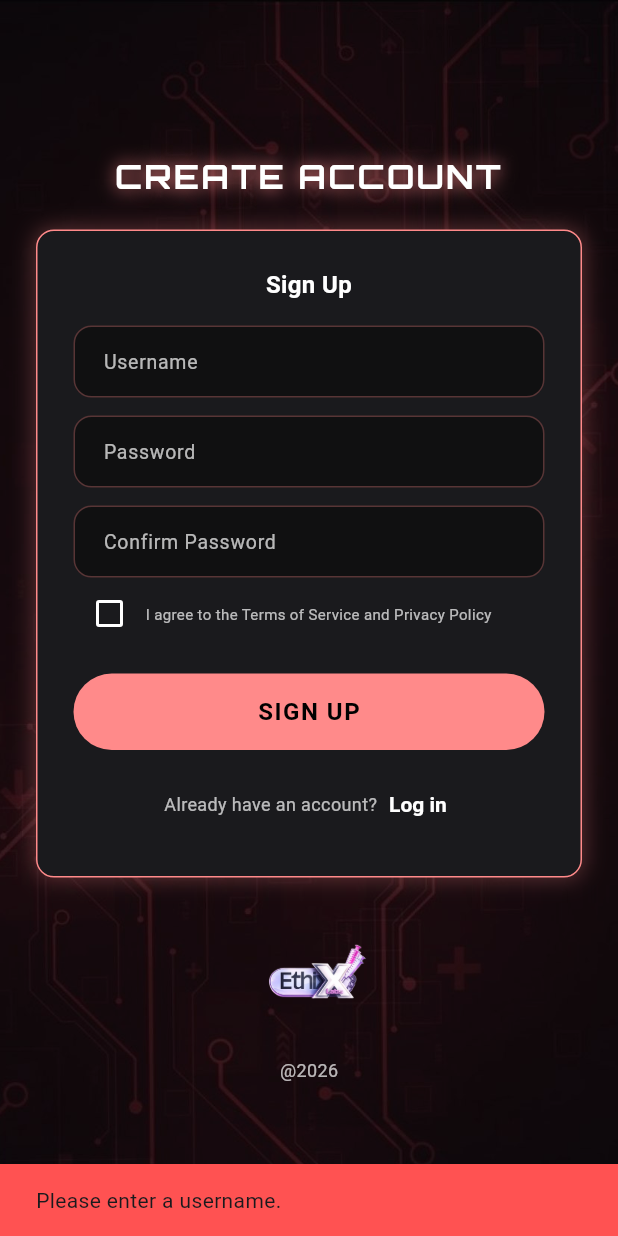
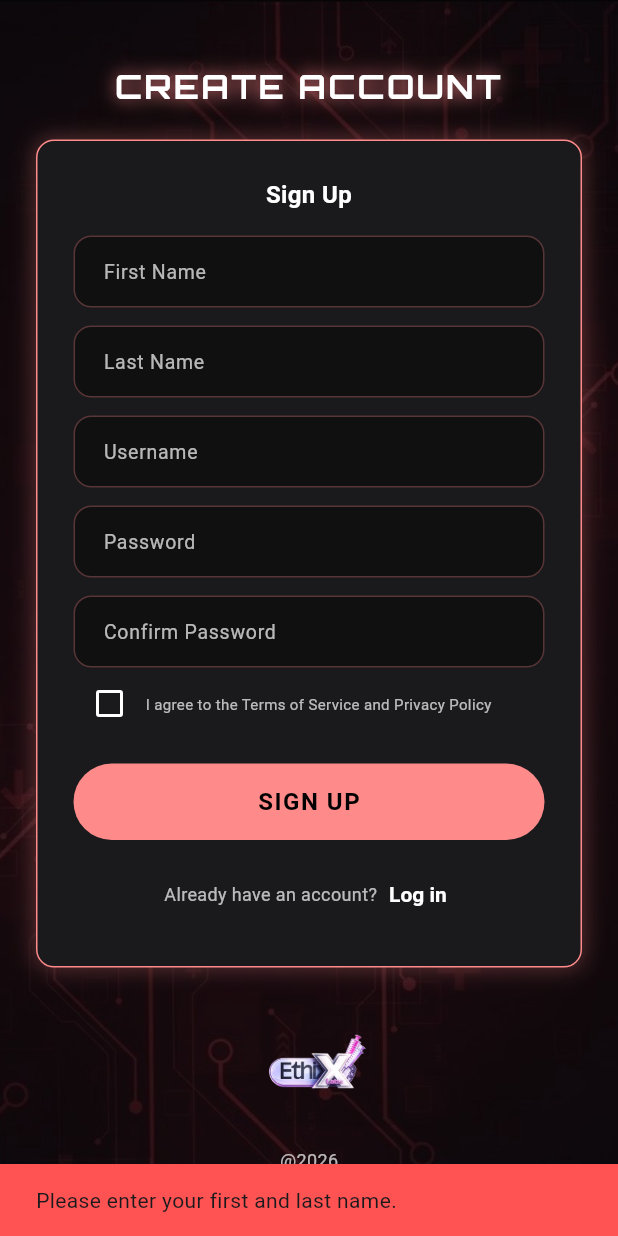
Before and after one commit to dr34ith/EthixLabs, a Flutter app: the SignupScreen screen opened directly, after a tap on "SIGN UP", on a phone screen of 412 x 824 dp. Run offline on Flutter 3.47's test engine with Material 3 defaults, Android fonts, the phone set to English and light mode, and no system bars; our stand-ins replace dio, google_fonts, hive_flutter, shared_preferences; accounts and stored records are empty.

Commit message:
added fname and lname for signup and added stars in the main

```diff
--- a/lib/auth/signup.dart
+++ b/lib/auth/signup.dart
@@ -11,6 +11,8 @@ class SignupScreen extends StatefulWidget {
 }
 
 class _SignupScreenState extends State<SignupScreen> {
+  final _firstNameCtrl = TextEditingController();
+  final _lastNameCtrl = TextEditingController();
   final _usernameCtrl = TextEditingController();
   final _passwordCtrl = TextEditingController();
   final _confirmCtrl = TextEditingController();
@@ -18,6 +20,8 @@ class _SignupScreenState extends State<SignupScreen> {
 
   @override
   void dispose() {
+    _firstNameCtrl.dispose();
+    _lastNameCtrl.dispose();
     _usernameCtrl.dispose();
     _passwordCtrl.dispose();
     _confirmCtrl.dispose();
@@ -25,10 +29,16 @@ class _SignupScreenState extends State<SignupScreen> {
   }
 
   Future<void> _handleSignup() async {
+    final firstName = _firstNameCtrl.text.trim();
+    final lastName = _lastNameCtrl.text.trim();
     final username = _usernameCtrl.text.trim();
     final password = _passwordCtrl.text.trim();
     final confirm = _confirmCtrl.text.trim();
 
+    if (firstName.isEmpty || lastName.isEmpty) {
+      _showSnack('Please enter your first and last name.');
+      return;
+    }
     if (username.isEmpty) {
       _showSnack('Please enter a username.');
       return;
@@ -46,10 +56,11 @@ class _SignupScreenState extends State<SignupScreen> {
       return;
     }
 
+    final fullName = '$firstName $lastName';
+
     try {
       await HiveService.registerUser(username, password);
-      // Optionally store display name as username (user can edit later)
-      // Not saving to progress yet because no user is logged in.
+      await HiveService.setDisplayName(fullName);
       if (!mounted) return;
       ScaffoldMessenger.of(context).showSnackBar(
         const SnackBar(content: Text('Account created! Please log in.'), backgroundColor: Colors.green),
@@ -121,6 +132,10 @@ class _SignupScreenState extends State<SignupScreen> {
                           style: TextStyle(fontSize: 16, fontWeight: FontWeight.bold, color: Colors.white),
                         ),
                         const SizedBox(height: 16),
+                        _buildTextField('First Name', _firstNameCtrl),
+                        const SizedBox(height: 12),
+                        _buildTextField('Last Name', _lastNameCtrl),
+                        const SizedBox(height: 12),
                         _buildTextField('Username', _usernameCtrl),
                         const SizedBox(height: 12),
                         _buildTextField('Password', _passwordCtrl, obscure: true),
```
Also changed, not shown: lib/main/dashboard.dart (+6 -14 lines), lib/main/profilescreen.dart (+52 -5 lines), lib/services/hive_service.dart (+9 -24 lines).
